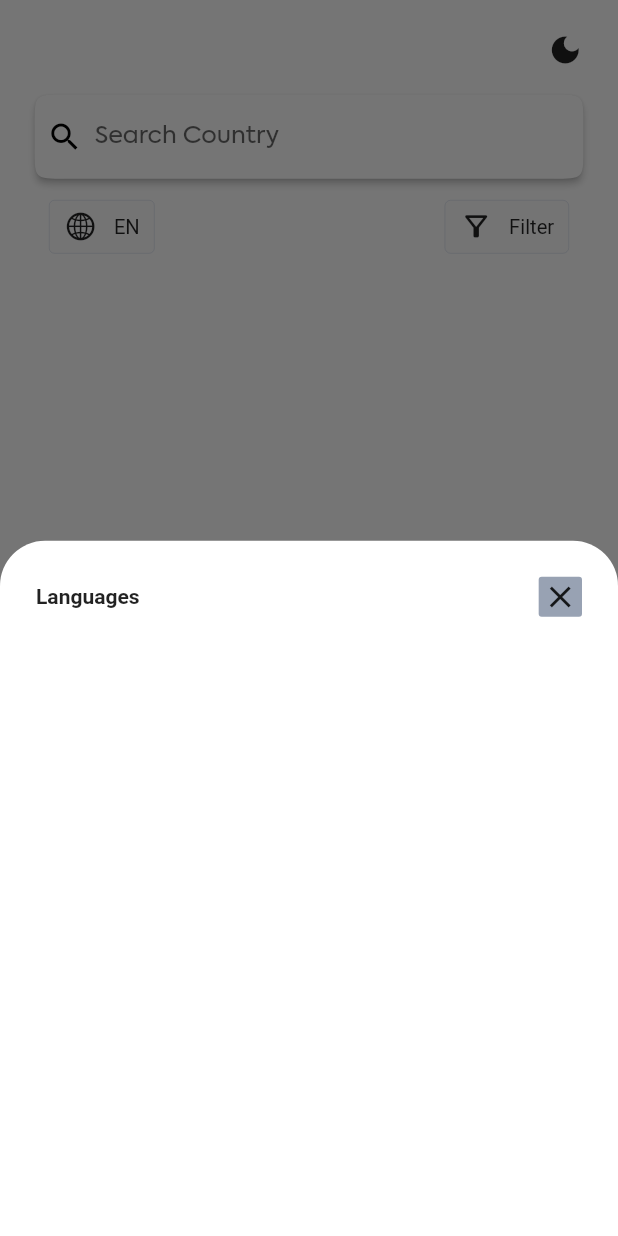
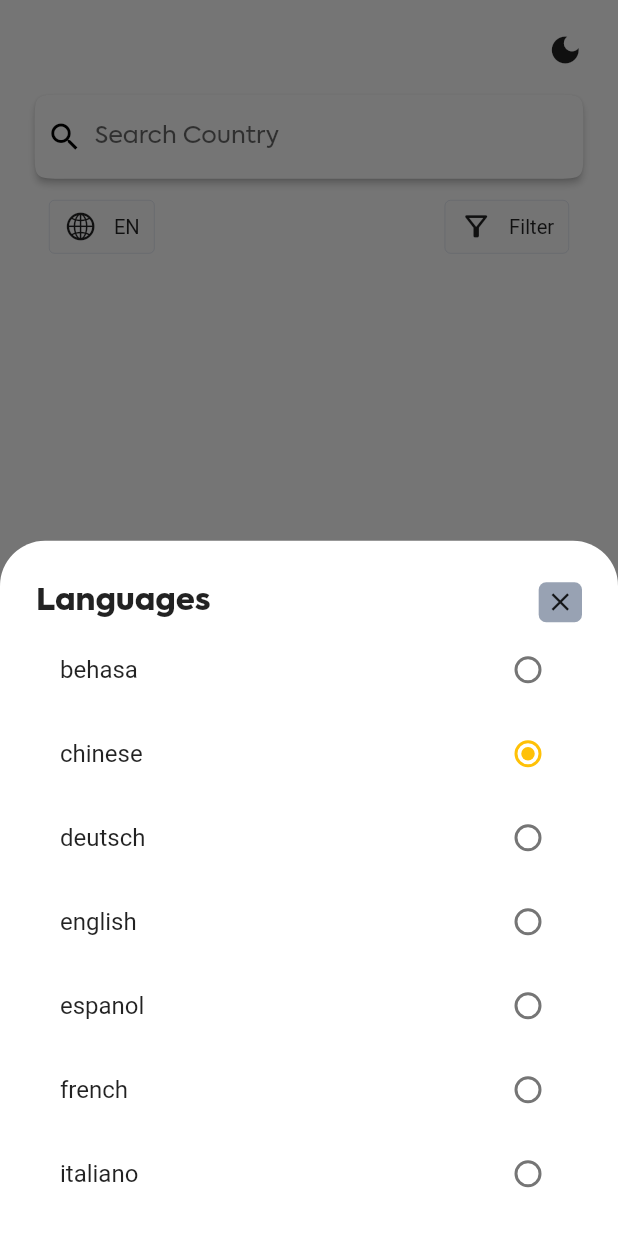
Before and after one commit to ClementPeter/explore_app, a Flutter app: the screen it shows after launch, after a tap on "EN", on a phone screen of 412 x 824 dp. Run offline on Flutter 3.47's test engine with Material 2 defaults, Android fonts, the phone set to English and light mode, and no system bars; our stand-ins replace flutter_screenutil.

Commit message:
“✨ui_and_modals”

```diff
--- /dev/null
+++ b/lib/constants/enums.dart
@@ -0,0 +1,21 @@
+enum CountryLanguages {
+  behasa,
+  chinese,
+  deutsch,
+  english,
+  espanol,
+  french,
+  italiano,
+  portuguese,
+  pycckua,
+  svenska,
+  turkce,
+}
+
+enum FilterContinent {
+  africa,
+  america,
+  asaia,
+  europe,
+  oceania,
+}
--- a/lib/screens/main_screen.dart
+++ b/lib/screens/main_screen.dart
@@ -1,3 +1,4 @@
+import 'package:explore_app/constants/enums.dart';
 import 'package:flutter/cupertino.dart';
 import 'package:flutter/material.dart';
 import 'package:flutter_screenutil/flutter_screenutil.dart';
@@ -19,9 +20,14 @@ class _MainScreenState extends State<MainScreen> {
       context: context,
       backgroundColor: const Color(0xFFFFFFFF),
       shape: const RoundedRectangleBorder(
-          borderRadius: BorderRadius.vertical(top: Radius.circular(30))),
+        borderRadius: BorderRadius.vertical(
+          top: Radius.circular(30),
+        ),
+      ),
       builder: (context) {
         return Container(
+          height: MediaQuery.of(context).size.height * 0.9,
+          width: double.maxFinite,
           margin: const EdgeInsets.all(24),
           decoration: const BoxDecoration(
             borderRadius: BorderRadius.only(
@@ -34,9 +40,13 @@ class _MainScreenState extends State<MainScreen> {
               Row(
                 mainAxisAlignment: MainAxisAlignment.spaceBetween,
                 children: [
-                  const Text('Languages',
-                      style:
-                          TextStyle(fontSize: 14, fontWeight: FontWeight.bold)),
+                  const Text(
+                    'Languages',
+                    style: TextStyle(
+                        fontSize: 20,
+                        fontWeight: FontWeight.bold,
+                        fontFamily: 'Axiforma'),
+                  ),
                   InkWell(
                     onTap: () {
                       Navigator.pop(context);
@@ -45,17 +55,55 @@ class _MainScreenState extends State<MainScreen> {
                       height: 30.h,
                       width: 30.w,
                       decoration: const BoxDecoration(
-                          color: Color(0xff98A2B3),
-                          borderRadius: BorderRadius.all(Radius.circular(2))),
-                      child: const Icon(Icons.close),
+                        color: Color(0xff98A2B3),
+                        borderRadius: BorderRadius.all(
+                          Radius.circular(5),
+                        ),
+                      ),
+                      child: const Icon(Icons.close, size: 20),
                     ),
                   ),
                 ],
+              ),
+              Expanded(
+                child: ListView(
+                  children: [
+                    languageListTile(0, CountryLanguages.behasa),
+                    languageListTile(1, CountryLanguages.chinese),
+                    languageListTile(2, CountryLanguages.deutsch),
+                    languageListTile(3, CountryLanguages.english),
+                    languageListTile(4, CountryLanguages.espanol),
+                    languageListTile(5, CountryLanguages.french),
+                    languageListTile(6, CountryLanguages.italiano),
+                    languageListTile(7, CountryLanguages.portuguese),
+                    languageListTile(8, CountryLanguages.pycckua),
+                    languageListTile(9, CountryLanguages.svenska),
+                    languageListTile(10, CountryLanguages.turkce),
+                  ],
+                ),
               )
             ],
           ),
         );
       },
+    );
+  }
+
+  languageListTile(int index, CountryLanguages value) {
+    //convert the enums values to List<String>
+    List<String> _enumValues =
+        CountryLanguages.values.map((e) => e.name).toList();
+
+    return RadioListTile(
+      value: value,
+      groupValue: CountryLanguages.chinese,
+      //onChanged: null,
+      title: Text(_enumValues[index]),
+      onChanged: (CountryLanguages? value) {
+        print(":::$value is selected::::");
+      },
+      activeColor: Colors.amber,
+      controlAffinity: ListTileControlAffinity.trailing,
     );
   }
 
@@ -91,13 +139,24 @@ class _MainScreenState extends State<MainScreen> {
                     onTap: () {
                       Navigator.pop(context);
                     },
+                    // child: Container(
+                    //   height: 30.h,
+                    //   width: 30.w,
+                    //   decoration: const BoxDecoration(
+                    //       color: Color(0xff98A2B3),
+                    //       borderRadius: BorderRadius.all(Radius.circular(2))),
+                    //   child: const Icon(Icons.close),
+                    // ),
                     child: Container(
                       height: 30.h,
                       width: 30.w,
                       decoration: const BoxDecoration(
-                          color: Color(0xff98A2B3),
-                          borderRadius: BorderRadius.all(Radius.circular(2))),
-                      child: const Icon(Icons.close),
+                        color: Color(0xff98A2B3),
+                        borderRadius: BorderRadius.all(
+                          Radius.circular(5),
+                        ),
+                      ),
+                      child: const Icon(Icons.close, size: 20),
                     ),
                   ),
                 ],
```
